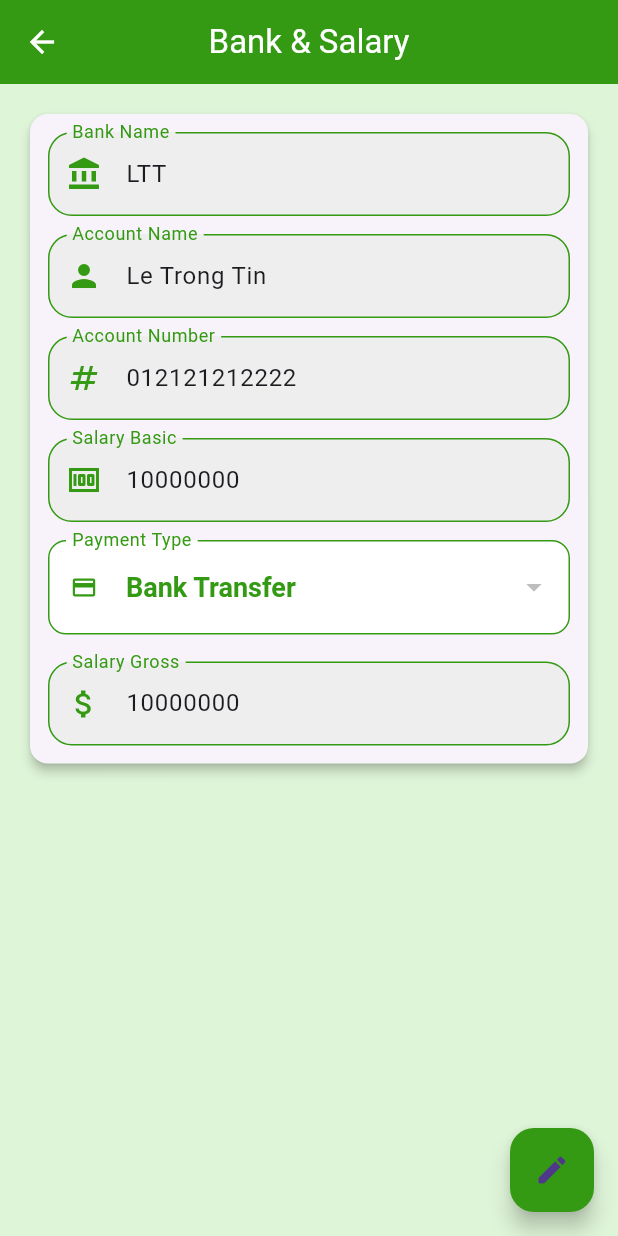
After one commit to LTT4504/erp_app_nood, a Flutter app: the BankSalaryScreen screen opened by its route, on a phone screen of 412 x 824 dp. The commit adds this screen. Run offline on Flutter 3.47's test engine with Material 3 defaults, Android fonts, the phone set to English and light mode, and no system bars; our stand-ins replace dio, flutter_svg, get, get_storage, logger, table_calendar; accounts and stored records are empty.

Commit message:
create : update

```diff
--- /dev/null
+++ b/lib/modules/profile/bank_salary/bank_salary_binding.dart
@@ -0,0 +1,9 @@
+import 'package:get/get.dart';
+import 'bank_salary_controller.dart';
+
+class BankSalaryBinding extends Bindings {
+  @override
+  void dependencies() {
+    Get.lazyPut<BankSalaryController>(() => BankSalaryController());
+  }
+}
--- /dev/null
+++ b/lib/modules/profile/bank_salary/bank_salary_controller.dart
@@ -0,0 +1,36 @@
+import 'package:flutter/material.dart';
+import 'package:get/get.dart';
+
+class BankSalaryController extends GetxController {
+  // Trạng thái đang sửa hay không
+  var isEditing = false.obs;
+
+  // Controllers cho các field
+  final bankNameController = TextEditingController(text: "LTT");
+  final accountNameController = TextEditingController(text: "Le Trong Tin");
+  final accountNumberController = TextEditingController(text: "012121212222");
+  final salaryBasicController = TextEditingController(text: "10000000");
+  final salaryGrossController = TextEditingController(text: "10000000");
+
+  // Payment Type dropdown
+  var paymentTypeList = ["Bank Transfer", "Cash"];
+  var selectedPaymentType = "Bank Transfer".obs;
+
+  // Hàm bật/tắt chế độ sửa
+  void toggleEdit() {
+    if (isEditing.value) {
+      saveData();
+    }
+    isEditing.value = !isEditing.value;
+  }
+
+  // Hàm lưu dữ liệu (có thể call API ở đây)
+  void saveData() {
+    debugPrint("Bank Name: ${bankNameController.text}");
+    debugPrint("Account Name: ${accountNameController.text}");
+    debugPrint("Account Number: ${accountNumberController.text}");
+    debugPrint("Salary Basic: ${salaryBasicController.text}");
+    debugPrint("Payment Type: ${selectedPaymentType.value}");
+    debugPrint("Salary Gross: ${salaryGrossController.text}");
+  }
+}
--- /dev/null
+++ b/lib/modules/profile/bank_salary/bank_salary_screen.dart
@@ -0,0 +1,163 @@
+import 'package:flutter/material.dart';
+import 'package:get/get.dart';
+import 'package:work_manager/shared/constants/colors.dart';
+import '../../../shared/widgets/custom_text_form_field.dart';
+import 'bank_salary_controller.dart';
+
+class BankSalaryScreen extends GetView<BankSalaryController> {
+  const BankSalaryScreen({super.key});
+
+  @override
+  Widget build(BuildContext context) {
+    return Scaffold(
+      backgroundColor: ColorConstants.highlightPrimaryPastel,
+      appBar: AppBar(
+        foregroundColor: ColorConstants.white,
+        title: const Text(
+          "Bank & Salary",
+          style: TextStyle(color: ColorConstants.white),
+        ),
+        backgroundColor: ColorConstants.highlightPrimary,
+        centerTitle: true,
+      ),
+      body: Obx(() => SingleChildScrollView(
+            padding: const EdgeInsets.all(16),
+            child: Card(
+              surfaceTintColor: ColorConstants.white,
+              shape: RoundedRectangleBorder(
+                  borderRadius: BorderRadius.circular(12)),
+              elevation: 3,
+              child: Padding(
+                padding: const EdgeInsets.all(12),
+                child: Column(
+                  children: [
+                    CustomTextFormField(
+                      label: "Bank Name",
+                      hint: "Enter bank name",
+                      icon: Icons.account_balance,
+                      primaryColor: ColorConstants.highlightPrimary,
+                      controller: controller.bankNameController,
+                      readOnly: !controller.isEditing.value,
+                    ),
+                    const SizedBox(height: 12),
+                    CustomTextFormField(
+                      label: "Account Name",
+                      hint: "Enter account name",
+                      icon: Icons.person,
+                      primaryColor: ColorConstants.highlightPrimary,
+                      controller: controller.accountNameController,
+                      readOnly: !controller.isEditing.value,
+                    ),
+                    const SizedBox(height: 12),
+                    CustomTextFormField(
+                      label: "Account Number",
+                      hint: "Enter account number",
+                      icon: Icons.numbers,
+                      primaryColor: ColorConstants.highlightPrimary,
+                      controller: controller.accountNumberController,
+                      readOnly: !controller.isEditing.value,
+                    ),
+                    const SizedBox(height: 12),
+                    CustomTextFormField(
+                      label: "Salary Basic",
+                      hint: "Enter salary basic",
+                      icon: Icons.money,
+                      primaryColor: ColorConstants.highlightPrimary,
+                      controller: controller.salaryBasicController,
+                      readOnly: !controller.isEditing.value,
+                    ),
+                    const SizedBox(height: 12),
+                    // Payment Type Dropdown
+                    Padding(
+                      padding: const EdgeInsets.only(bottom: 16),
+                      child: DropdownButtonFormField<String>(
+                        value: controller.selectedPaymentType.value.isNotEmpty
+                            ? controller.selectedPaymentType.value
+                            : null,
+                        items: controller.paymentTypeList
+                            .map((type) => DropdownMenuItem(
+                                  value: type,
+                                  child: Container(
+                                    color: Colors.white,
+                                    child: Text(
+                                      type,
+                                      style: const TextStyle(
+                                        fontSize: 18,
+                                        fontWeight: FontWeight.w600,
+                                        color: ColorConstants.highlightPrimary,
+                                      ),
+                                    ),
+                                  ),
+                                ))
+                            .toList(),
+                        onChanged: controller.isEditing.value
+                            ? (val) {
+                                if (val != null) {
+                                  controller.selectedPaymentType.value = val;
+                                }
+                              }
+                            : null,
+                        dropdownColor: Colors.white,
+                        decoration: InputDecoration(
+                          prefixIcon: const Icon(Icons.payment, color: ColorConstants.highlightPrimary),
+                          labelText: "Payment Type",
+                          labelStyle: const TextStyle(fontSize: 16, color: ColorConstants.highlightPrimary),
+                          filled: true,
+                          fillColor: Colors.white,
+                          enabledBorder: OutlineInputBorder(
+                            borderRadius: BorderRadius.circular(12),
+                            borderSide: const BorderSide(color: ColorConstants.highlightPrimary),
+                          ),
+                          focusedBorder: OutlineInputBorder(
+                            borderRadius: BorderRadius.circular(12),
+                            borderSide: const BorderSide(color: ColorConstants.highlightPrimary, width: 1.5),
+                          ),
+                          disabledBorder: OutlineInputBorder(
+                            borderRadius: BorderRadius.circular(12),
+                            borderSide: BorderSide(color: Colors.grey.shade300),
+                          ),
+                          border: OutlineInputBorder(
+                            borderRadius: BorderRadius.circular(12),
+                          ),
+                          isDense: true,
+                          contentPadding: const EdgeInsets.symmetric(vertical: 18, horizontal: 12),
+                        ),
+                        style: const TextStyle(
+                          fontSize: 18,
+                          fontWeight: FontWeight.w600,
+                          color: ColorConstants.highlightPrimary,
+                        ),
+                        disabledHint: Text(
+                          controller.selectedPaymentType.value.isNotEmpty
+                              ? controller.selectedPaymentType.value
+                              : "No payment type selected",
+                          style: const TextStyle(
+                            fontSize: 18,
+                            fontWeight: FontWeight.w600,
+                            color: ColorConstants.highlightPrimary
+                          ),
+                        ),
+                      ),
+                    ),
+                    const SizedBox(height: 2),
+                    CustomTextFormField(
+                      label: "Salary Gross",
+                      hint: "Enter salary gross",
+                      icon: Icons.attach_money,
+                      primaryColor: ColorConstants.highlightPrimary,
+                      controller: controller.salaryGrossController,
+                      readOnly: !controller.isEditing.value,
+                    ),
+                  ],
+                ),
+              ),
+            ),
+          )),
+      floatingActionButton: Obx(() => FloatingActionButton(
+            backgroundColor: ColorConstants.highlightPrimary,
+            onPressed: controller.toggleEdit,
+            child: Icon(controller.isEditing.value ? Icons.save : Icons.edit),
+          )),
+    );
+  }
+}
--- a/lib/modules/profile/education/education_screen.dart
+++ b/lib/modules/profile/education/education_screen.dart
@@ -50,7 +50,7 @@ class _EducationScreenState extends State<EducationScreen> {
       appBar: AppBar(
         foregroundColor: ColorConstants.white,
         title: const Text("Education",style: TextStyle(color: ColorConstants.white),),
-        backgroundColor: Colors.green,
+        backgroundColor: ColorConstants.highlightPrimary,
         centerTitle: true,
       ),
       body: SingleChildScrollView(
@@ -78,7 +78,7 @@ class _EducationScreenState extends State<EducationScreen> {
         ),
       ),
       floatingActionButton: FloatingActionButton(
-        backgroundColor: ColorConstants.green,
+        backgroundColor: ColorConstants.highlightPrimary,
         child: Icon(isEditing ? Icons.save : Icons.edit, color: ColorConstants.white,),
         onPressed: () {
           setState(() {
--- a/lib/modules/profile/general_information/general_information_screen.dart
+++ b/lib/modules/profile/general_information/general_information_screen.dart
@@ -6,7 +6,7 @@ import '../../../shared/widgets/date_range_picker.dart';
 import '../../../shared/widgets/custom_text_form_field.dart';
 
 class GeneralInformationScreen extends GetView<GeneralInformationController> {
-  const GeneralInformationScreen({Key? key}) : super(key: key);
+  const GeneralInformationScreen({super.key});
 
   @override
   Widget build(BuildContext context) {
--- /dev/null
+++ b/lib/modules/profile/position/position_binding.dart
@@ -0,0 +1,9 @@
+import 'package:get/get.dart';
+import 'position_controller.dart';
+
+class PositionBinding extends Bindings {
+  @override
+  void dependencies() {
+    Get.lazyPut<PositionController>(() => PositionController());
+  }
+}
--- a/lib/routes/app_pages.dart
+++ b/lib/routes/app_pages.dart
@@ -1,4 +1,6 @@
 import 'package:get/get.dart';
+import 'package:work_manager/modules/profile/bank_salary/bank_salary_binding.dart';
+import 'package:work_manager/modules/profile/bank_salary/bank_salary_screen.dart';
 import '../modules/annual_calendar/annual_calendar_binding.dart';
 import '../modules/annual_calendar/annual_calendar_screen.dart';
 import '../modules/attendance/attendance_history_screen.dart';
@@ -18,6 +20,8 @@ import '../modules/notification/notification_binding.dart';
 import '../modules/notification/notification_screen.dart';
 import '../modules/profile/general_information/general_information_binding.dart';
 import '../modules/profile/general_information/general_information_screen.dart';
+import '../modules/profile/position/position_binding.dart';
+import '../modules/profile/position/position_screen.dart';
 import '../modules/profile/profile_binding.dart';
 import '../modules/profile/profile_screen.dart';
 import '../modules/profile/education/education_binding.dart';
@@ -102,15 +106,23 @@ class AppPages {
     ),
     GetPage(
       name: AppRoutes.myTask,
-      page: () =>  MyTaskScreen(),
+      page: () => MyTaskScreen(),
       binding: MyTaskBinding(),
     ),
     GetPage(
       name: AppRoutes.generalInfo,
-     page: () => const GeneralInformationScreen(),
-  binding: GeneralInformationBinding(),
-
+      page: () => const GeneralInformationScreen(),
+      binding: GeneralInformationBinding(),
     ),
-
+    GetPage(
+      name: AppRoutes.position,
+      page: () => const PositionScreen(),
+      binding: PositionBinding(),
+    ),
+    GetPage(
+      name: AppRoutes.bankSalary,
+      page: () => const BankSalaryScreen(),
+      binding: BankSalaryBinding(),
+    ),
   ];
 }
--- a/lib/routes/app_routes.dart
+++ b/lib/routes/app_routes.dart
@@ -15,4 +15,6 @@ abstract class AppRoutes {
   static const profile = '/profile';
   static const education = '/education';
   static const generalInfo = '/general-info';
+  static const position = '/position';
+  static const bankSalary = '/bank-salary';
 }
--- a/lib/shared/widgets/custom_text_form_field.dart
+++ b/lib/shared/widgets/custom_text_form_field.dart
@@ -23,7 +23,7 @@ class CustomTextFormField extends StatelessWidget {
     this.validator,
     this.obscureText = false,
     this.suffix,
-    this.readOnly = false,
+    this.readOnly = false, Future<Null> Function()? onTap,
   });
 
   @override
```
Also changed, not shown: lib/modules/profile/position/position_controller.dart (added, +42 -0 lines), lib/modules/profile/position/position_screen.dart (added, +87 -0 lines), lib/modules/profile/profile_screen.dart (+14 -16 lines).
